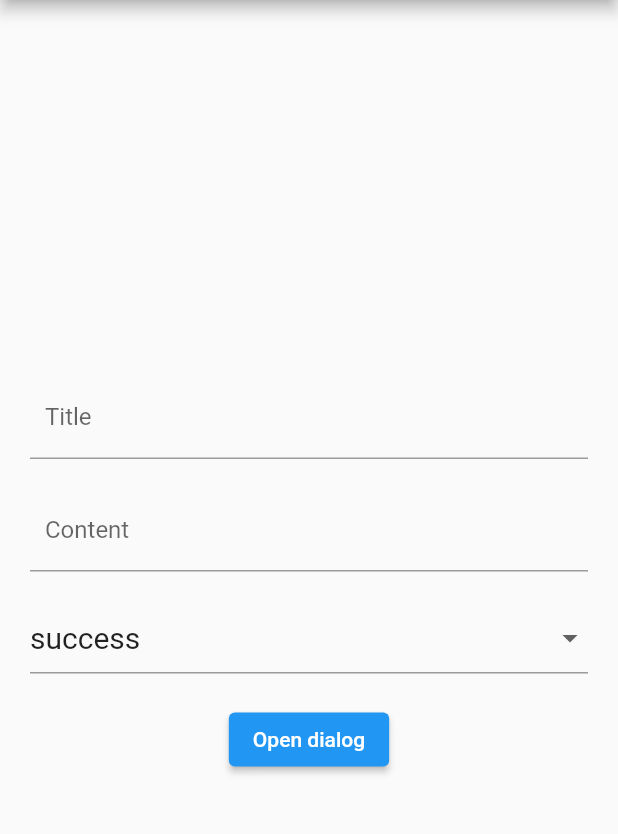
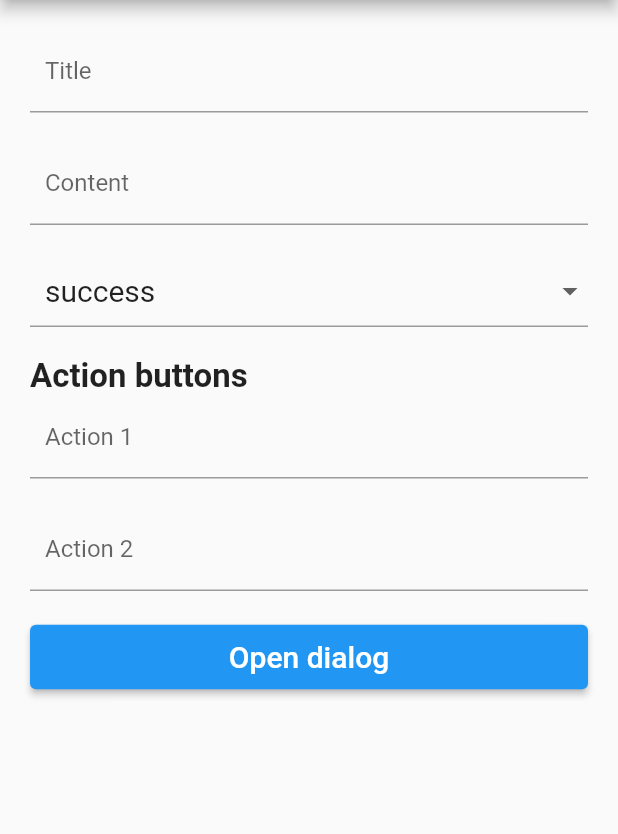
Before and after one commit to Prince-Kd/custom_dialogs, a Flutter app: the screen it shows after launch, on a phone screen of 412 x 824 dp, the part 84-918 px from its top. Run offline on Flutter 3.47's test engine with Material 2 defaults, Android fonts, the phone set to English and light mode, and no system bars.

Commit message:
created option to add custom action buttons and redesigned alert dialog

```diff
--- a/lib/home.dart
+++ b/lib/home.dart
@@ -18,6 +18,8 @@ class _HomeState extends State<Home> {
     'error',
     'info',
   ];
+  String? action1;
+  String action2 = '';
 
   @override
   Widget build(BuildContext context) {
@@ -27,9 +29,9 @@ class _HomeState extends State<Home> {
         ),
         body: Padding(
           padding: const EdgeInsets.all(20.0),
-          child: Column(
-            mainAxisAlignment: MainAxisAlignment.center,
-            crossAxisAlignment: CrossAxisAlignment.center,
+          child: ListView(
+            // mainAxisAlignment: MainAxisAlignment.center,
+            // crossAxisAlignment: CrossAxisAlignment.center,
             children: [
               TextField(
                 decoration: const InputDecoration(
@@ -58,6 +60,9 @@ class _HomeState extends State<Home> {
               ),
               const SizedBox(height: 20,),
               DropdownButtonFormField(
+                decoration: const InputDecoration(
+                  contentPadding: EdgeInsets.all(10.0)
+                ),
                   value: type,
                   items: alertType
                       .map((e) => DropdownMenuItem(
@@ -71,11 +76,41 @@ class _HomeState extends State<Home> {
                     });
                   }),
               const SizedBox(height: 20,),
-              ElevatedButton(onPressed: (){
+              const Text('Action buttons', style: TextStyle(fontSize: 22, fontWeight: FontWeight.bold),),
+              TextField(
+                decoration: const InputDecoration(
+                  contentPadding: EdgeInsets.all(10.0),
+                  label: Text('Action 1'),
+                  hintText: 'Action 1 text',
+                ),
+                onChanged: (value) {
+                  setState(() {
+                    action1 = value;
+                  });
+                },
+              ),
+              const SizedBox(height: 20,),
+              TextField(
+                decoration: const InputDecoration(
+                  contentPadding: EdgeInsets.all(10.0),
+                  label: Text('Action 2'),
+                  hintText: 'Action 2 text',
+                ),
+                onChanged: (value) {
+                  setState(() {
+                    action2 = value;
+                  });
+                },
+              ),
+              const SizedBox(height: 20,),
+              ElevatedButton(
+                style: ElevatedButton.styleFrom(padding: EdgeInsets.all(10)),
+                  onPressed: (){
+                  print('$action1 $action2');
                 showDialog(context: context, builder: (context){
-                  return CustomDialog(type: type, title: title, content: content);
+                  return CustomDialog(type: type, title: title, content: content, actions: [action1! == '' ? 'OK' : action1!, action2],);
                 });
-              }, child: const Text('Open dialog'))
+              }, child: const Text('Open dialog', style: TextStyle(fontSize: 20),))
             ],
           ),
         ));
```
Also changed, not shown: lib/dialog.dart (+44 -30 lines).
